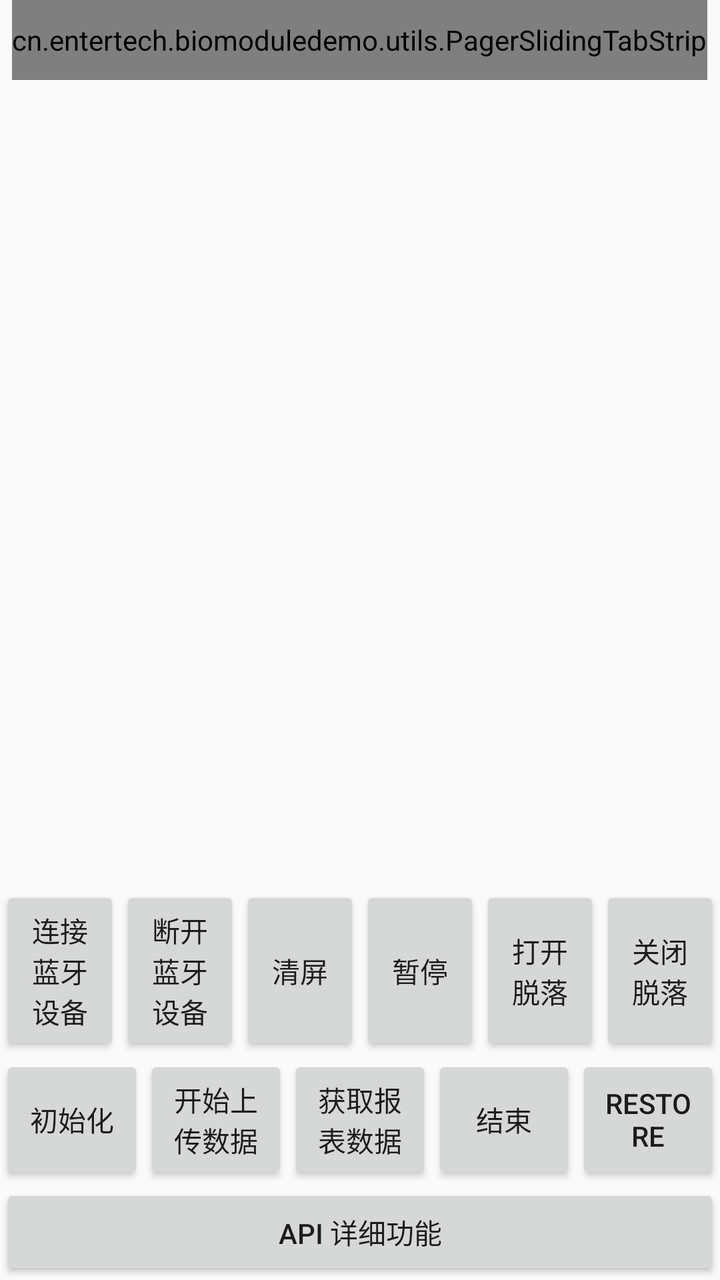
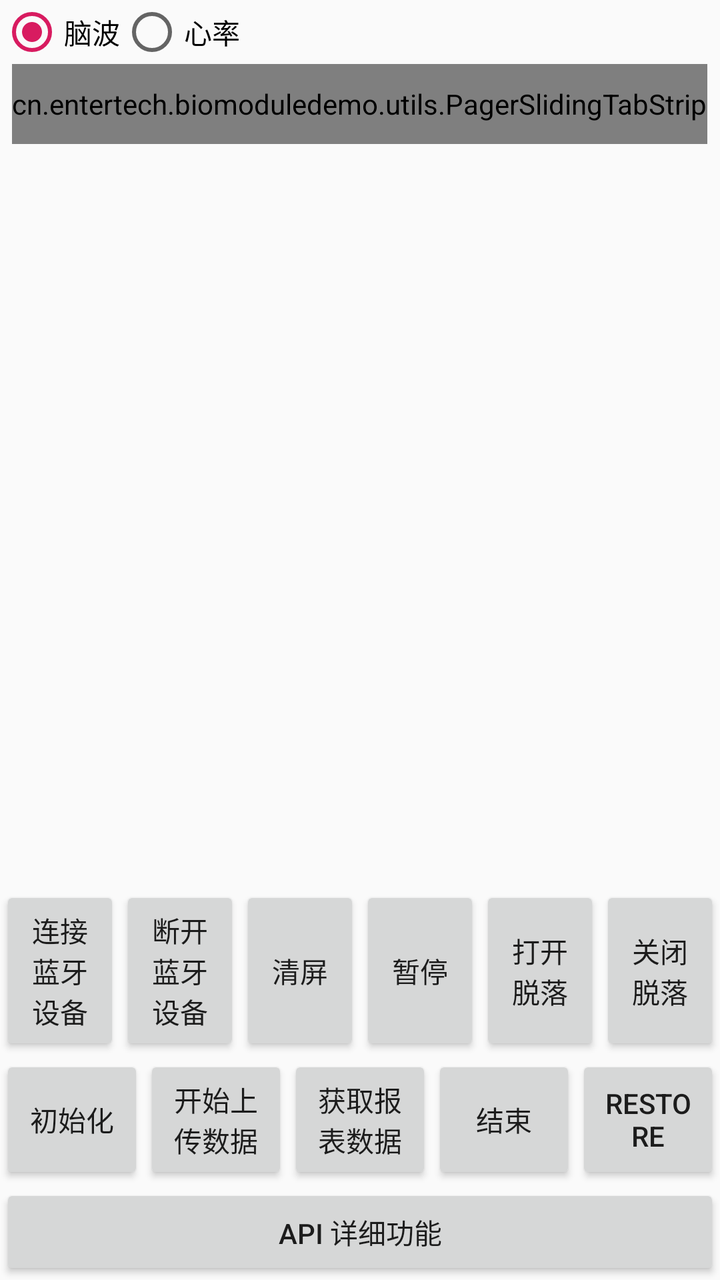

Two renders of the same Android screen: before a commit and after it. Below are the layout's source before the change and the commit's diff.
<!-- AndroidManifest.xml: activity theme AppTheme.NoActionBar -->
<!-- res/layout/activity_main.xml -->
<?xml version="1.0" encoding="utf-8"?>
<LinearLayout
        xmlns:android="http://schemas.android.com/apk/res/android"
        xmlns:app="http://schemas.android.com/apk/res-auto"
        xmlns:tools="http://schemas.android.com/tools"
        android:layout_width="match_parent"
        android:layout_height="match_parent"
        tools:context=".activity.MainActivity"
        android:orientation="vertical"
        >
    
    <cn.entertech.biomoduledemo.utils.PagerSlidingTabStrip
            android:id="@+id/message_tabs"
            android:layout_gravity="center"
            app:pstsIndicatorHeight="2dp"
            app:pstsUnderlineHeight="0dp"
            app:pstsTabUnselectedTextColor="#999999"
            app:pstsTabSelectedTextColor="@color/colorPrimary"
            app:pstsIndicatorColor="@color/colorPrimary"
            android:layout_width="wrap_content"
            android:layout_height="40dp"
            />

    <android.support.v4.view.ViewPager
            android:id="@+id/vp_contain"
            android:layout_width="match_parent"
            android:layout_height="0dp"
            android:layout_weight="1"
            >

    </android.support.v4.view.ViewPager>

    <LinearLayout
            android:layout_width="match_parent"
            android:layout_height="wrap_content"
            android:orientation="horizontal"
            >

        <Button
                android:layout_weight="1"
                android:layout_width="0dp"
                android:layout_height="match_parent"
                android:text="连接蓝牙设备"
                android:onClick="onConnectDevice"
                />

        <Button
                android:layout_weight="1"
                android:layout_width="0dp"
                android:layout_height="match_parent"
                android:text="断开蓝牙设备"
                android:onClick="onDisconnetDevice"
                />


        <Button
                android:layout_weight="1"
                android:layout_width="0dp"
                android:layout_height="match_parent"
                android:text="清屏"
                android:onClick="onClear"
                />


        <Button
                android:layout_weight="1"
                android:layout_width="0dp"
                android:layout_height="match_parent"
                android:text="暂停"
                android:onClick="onPause"
                />


        <Button
                android:layout_weight="1"
                android:layout_width="0dp"
                android:layout_height="match_parent"
                android:text="打开脱落"
                android:onClick="onStartContact"
                />

        <Button
                android:layout_weight="1"
                android:layout_width="0dp"
                android:layout_height="match_parent"
                android:text="关闭脱落"
                android:onClick="onStopContact"
                />


    </LinearLayout>

    <LinearLayout
            android:layout_width="match_parent"
            android:layout_height="wrap_content"
            android:orientation="horizontal"
            >

        <Button
                android:layout_weight="1"
                android:layout_width="0dp"
                android:layout_height="match_parent"
                android:text="初始化"
                android:onClick="onInit"
                />

        <Button
                android:layout_weight="1"
                android:layout_width="0dp"
                android:layout_height="match_parent"
                android:text="开始上传数据"
                android:onClick="onStartUpload"
                />

        <Button
                android:layout_weight="1"
                android:layout_width="0dp"
                android:layout_height="match_parent"
                android:text="获取报表数据"
                android:onClick="onReport"
                />

        <Button
                android:layout_weight="1"
                android:layout_width="0dp"
                android:layout_height="match_parent"
                android:text="结束"
                android:onClick="onFinish"
                />

        <Button
                android:layout_weight="1"
                android:layout_width="0dp"
                android:layout_height="match_parent"
                android:text="Restore"
                android:onClick="onRestore"
                />

    </LinearLayout>

    <Button
            android:layout_width="match_parent"
            android:layout_height="wrap_content"
            android:text="API 详细功能"
            android:onClick="toApiDetail"
            />

    
    
    
    
    
    
    
    
    
    
    
    


</LinearLayout>
<!-- resources referenced by this layout -->
<resources>
  <color name="colorPrimary">#008577</color>
  <style name="AppTheme.NoActionBar">
          <item name="windowActionBar">false</item>
          <item name="windowNoTitle">true</item>
      </style>
</resources>

<!-- the commit's change to res/layout/activity_main.xml (unified diff, before → after) -->
@@ -8,6 +8,30 @@
         tools:context=".activity.MainActivity"
         android:orientation="vertical"
         >
+
+    <RadioGroup
+            android:layout_width="match_parent"
+            android:layout_height="wrap_content"
+            android:orientation="horizontal"
+            >
+
+        <RadioButton
+                android:id="@+id/rb_brain"
+                android:layout_width="wrap_content"
+                android:layout_height="wrap_content"
+                android:text="脑波"
+                android:checked="true"
+                />
+
+        <RadioButton
+                android:id="@+id/rb_heart"
+                android:layout_width="wrap_content"
+                android:layout_height="wrap_content"
+                android:text="心率"
+                />
+
+    </RadioGroup>
+
     
     <cn.entertech.biomoduledemo.utils.PagerSlidingTabStrip
             android:id="@+id/message_tabs"
